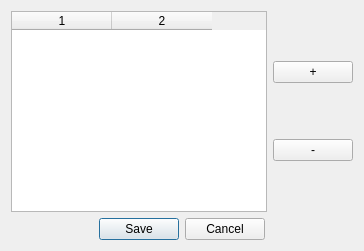
First picture: the form in client/serverinputdialog.ui, repository unsanded/monav, before the edit.
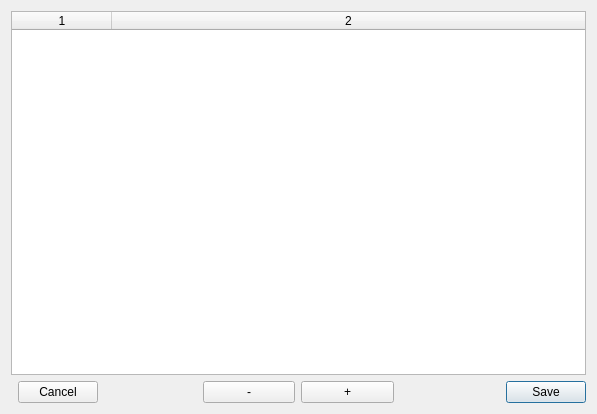
Second picture: the form after the edit.

Patch:
```diff
--- a/client/serverinputdialog.ui
+++ b/client/serverinputdialog.ui
@@ -6,8 +6,8 @@
    <rect>
     <x>0</x>
     <y>0</y>
-    <width>364</width>
-    <height>251</height>
+    <width>597</width>
+    <height>414</height>
    </rect>
   </property>
   <property name="sizePolicy">
@@ -19,13 +19,13 @@
   <property name="windowTitle">
    <string>Server List</string>
   </property>
-  <layout class="QVBoxLayout" name="verticalLayout_2">
+  <layout class="QVBoxLayout" name="verticalLayout">
    <item>
     <layout class="QHBoxLayout" name="horizontalLayout">
      <item>
       <widget class="QTableWidget" name="serverList">
        <property name="sizePolicy">
-        <sizepolicy hsizetype="Minimum" vsizetype="Expanding">
+        <sizepolicy hsizetype="MinimumExpanding" vsizetype="Expanding">
          <horstretch>0</horstretch>
          <verstretch>0</verstretch>
         </sizepolicy>
@@ -33,39 +33,102 @@
        <property name="columnCount">
         <number>2</number>
        </property>
+       <attribute name="horizontalHeaderStretchLastSection">
+        <bool>true</bool>
+       </attribute>
+       <attribute name="verticalHeaderStretchLastSection">
+        <bool>false</bool>
+       </attribute>
        <column/>
        <column/>
       </widget>
      </item>
+    </layout>
+   </item>
      <item>
-      <layout class="QVBoxLayout" name="verticalLayout">
+    <layout class="QHBoxLayout" name="horizontalLayout_2">
        <item>
-        <widget class="QPushButton" name="add">
-         <property name="text">
-          <string>+</string>
-         </property>
-        </widget>
-       </item>
+      <widget class="QDialogButtonBox" name="buttonCancel">
+       <property name="sizePolicy">
+        <sizepolicy hsizetype="MinimumExpanding" vsizetype="Minimum">
+         <horstretch>0</horstretch>
+         <verstretch>0</verstretch>
+        </sizepolicy>
+       </property>
+       <property name="standardButtons">
+        <set>QDialogButtonBox::Cancel</set>
+       </property>
+       <property name="centerButtons">
+        <bool>true</bool>
+       </property>
+      </widget>
+     </item>
+     <item>
+      <spacer name="horizontalSpacer">
+       <property name="orientation">
+        <enum>Qt::Horizontal</enum>
+       </property>
+       <property name="sizeHint" stdset="0">
+        <size>
+         <width>40</width>
+         <height>20</height>
+        </size>
+       </property>
+      </spacer>
+     </item>
        <item>
         <widget class="QPushButton" name="remove">
+       <property name="sizePolicy">
+        <sizepolicy hsizetype="MinimumExpanding" vsizetype="Minimum">
+         <horstretch>0</horstretch>
+         <verstretch>0</verstretch>
+        </sizepolicy>
+       </property>
          <property name="text">
           <string>-</string>
          </property>
         </widget>
        </item>
-      </layout>
+     <item>
+      <widget class="QPushButton" name="add">
+       <property name="sizePolicy">
+        <sizepolicy hsizetype="MinimumExpanding" vsizetype="Minimum">
+         <horstretch>0</horstretch>
+         <verstretch>0</verstretch>
+        </sizepolicy>
+       </property>
+       <property name="text">
+        <string>+</string>
+       </property>
+      </widget>
      </item>
-    </layout>
+     <item>
+      <spacer name="horizontalSpacer_2">
+       <property name="orientation">
+        <enum>Qt::Horizontal</enum>
+       </property>
+       <property name="sizeHint" stdset="0">
+        <size>
+         <width>40</width>
+         <height>20</height>
+        </size>
+       </property>
+      </spacer>
    </item>
    <item>
-    <widget class="QDialogButtonBox" name="buttonBox">
+      <widget class="QDialogButtonBox" name="buttonSave">
+       <property name="sizePolicy">
+        <sizepolicy hsizetype="MinimumExpanding" vsizetype="Minimum">
+         <horstretch>0</horstretch>
+         <verstretch>0</verstretch>
+        </sizepolicy>
+       </property>
      <property name="standardButtons">
-      <set>QDialogButtonBox::Cancel|QDialogButtonBox::Save</set>
-     </property>
-     <property name="centerButtons">
-      <bool>true</bool>
-     </property>
-    </widget>
+        <set>QDialogButtonBox::Save</set>
+       </property>
+      </widget>
+     </item>
+    </layout>
    </item>
   </layout>
  </widget>
```
Lines whose indentation alone changed are shown as unchanged.
